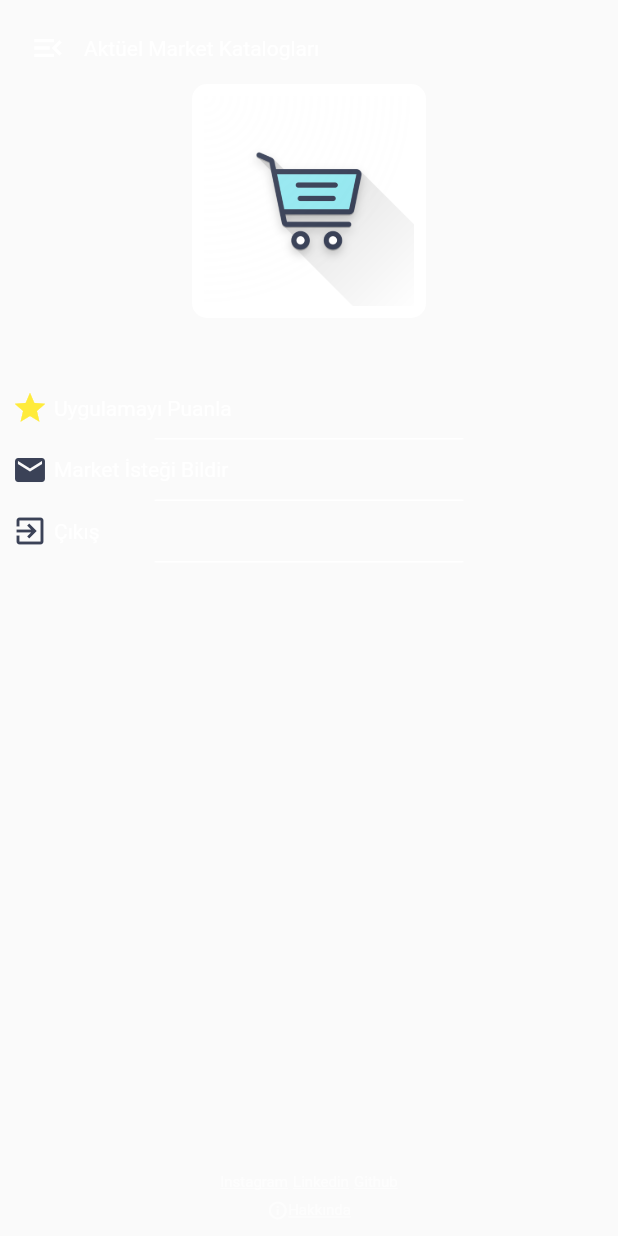
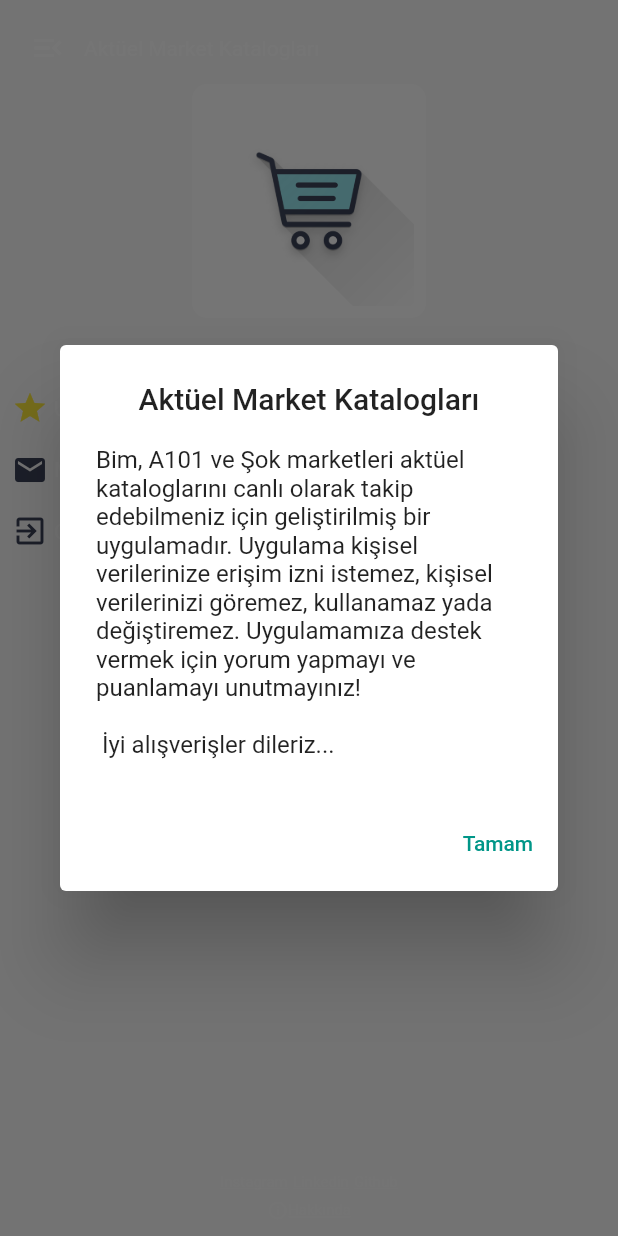
Before and after one commit to Keyvan14162/aktuel_market_kataloglari, a Flutter app: the ZoomDrawerMenuScreen widget shown alone on an empty page, opened directly, after a tap on "Hakkında", on a phone screen of 412 x 824 dp. Run offline on Flutter 3.47's test engine with Material 2 defaults, Android fonts, the phone set to English and light mode, and no system bars; our stand-ins replace cached_network_image, carousel_slider, flutter_zoom_drawer, internet_connection_checker, photo_view; missing offline and left inert: flutter_launcher_icons; network calls fail.

Commit message:
initial commit

```diff
--- a/lib/widgets/zoom_drawer_menu_screen.dart
+++ b/lib/widgets/zoom_drawer_menu_screen.dart
@@ -1,4 +1,8 @@
+import 'dart:io';
+
+import 'package:flutter/foundation.dart';
 import 'package:flutter/material.dart';
+import 'package:flutter/services.dart';
 import 'package:flutter_zoom_drawer/flutter_zoom_drawer.dart';
 import 'package:url_launcher/url_launcher.dart';
 
@@ -78,11 +82,37 @@
               Column(
                 children: [
                   createDrawerMenuItem(
-                      Icons.star, Colors.yellow, "Uygulamayı Puanla"),
-                  createDrawerMenuItem(Icons.email,
-                      Theme.of(context).primaryColor, "Market İsteği Bildir"),
-                  createDrawerMenuItem(Icons.exit_to_app,
-                      Theme.of(context).primaryColor, "Çıkış"),
+                    Icons.star,
+                    Colors.yellow,
+                    "Uygulamayı Puanla",
+                    () {},
+                  ),
+                  createDrawerMenuItem(
+                    Icons.email,
+                    Theme.of(context).primaryColor,
+                    "Market İsteği Bildir",
+                    () async {
+                      if (!await launchUrl(
+                        Uri.parse(
+                            "mailto:ismailkyvsn2000@gmail.com?subject=Merhaba%20!&body="),
+                        mode: LaunchMode.externalApplication,
+                      )) {
+                        throw "Could not launch ";
+                      }
+                    },
+                  ),
+                  createDrawerMenuItem(
+                    Icons.exit_to_app,
+                    Theme.of(context).primaryColor,
+                    "Çıkış",
+                    () {
+                      if (defaultTargetPlatform == TargetPlatform.android) {
+                        SystemNavigator.pop();
+                      } else {
+                        exit(0);
+                      }
+                    },
+                  ),
                 ],
               ),
             ],
@@ -117,7 +147,27 @@
                 children: [
                   GestureDetector(
                     onTap: () async {
-                      // show about message to user
+                      showDialog(
+                        context: context,
+                        builder: (context) {
+                          return AlertDialog(
+                            title: const Center(
+                              child: Text("Aktüel Market Katalogları"),
+                            ),
+                            content: const Text(
+                              "Bim, A101 ve Şok marketleri aktüel kataloglarını canlı olarak takip edebilmeniz için geliştirilmiş bir uygulamadır. Uygulama kişisel verilerinize erişim izni istemez, kişisel verilerinizi göremez, kullanamaz yada değiştiremez. Uygulamamıza destek vermek için yorum yapmayı ve puanlamayı unutmayınız!\n\n İyi alışverişler dileriz...",
+                            ),
+                            actions: [
+                              TextButton(
+                                onPressed: () {
+                                  Navigator.of(context).pop();
+                                },
+                                child: const Text("Tamam"),
+                              ),
+                            ],
+                          );
+                        },
+                      );
                     },
                     child: Row(
                       children: [
@@ -150,8 +200,13 @@
     );
   }
 
-  createDrawerMenuItem(IconData icon, Color iconColor, String text) {
-    return Column(
+  createDrawerMenuItem(
+      IconData icon, Color iconColor, String text, onPressedFunc) {
+    return GestureDetector(
+      onTap: () {
+        onPressedFunc();
+      },
+      child: Column(
         children: [
           Row(
             mainAxisAlignment: MainAxisAlignment.start,
@@ -187,6 +242,7 @@
             ),
           ),
         ],
+      ),
     );
   }
 
```
Also changed, not shown: lib/widgets/home_page.dart (+71 -65 lines). Lines whose indentation alone changed are shown as unchanged.
